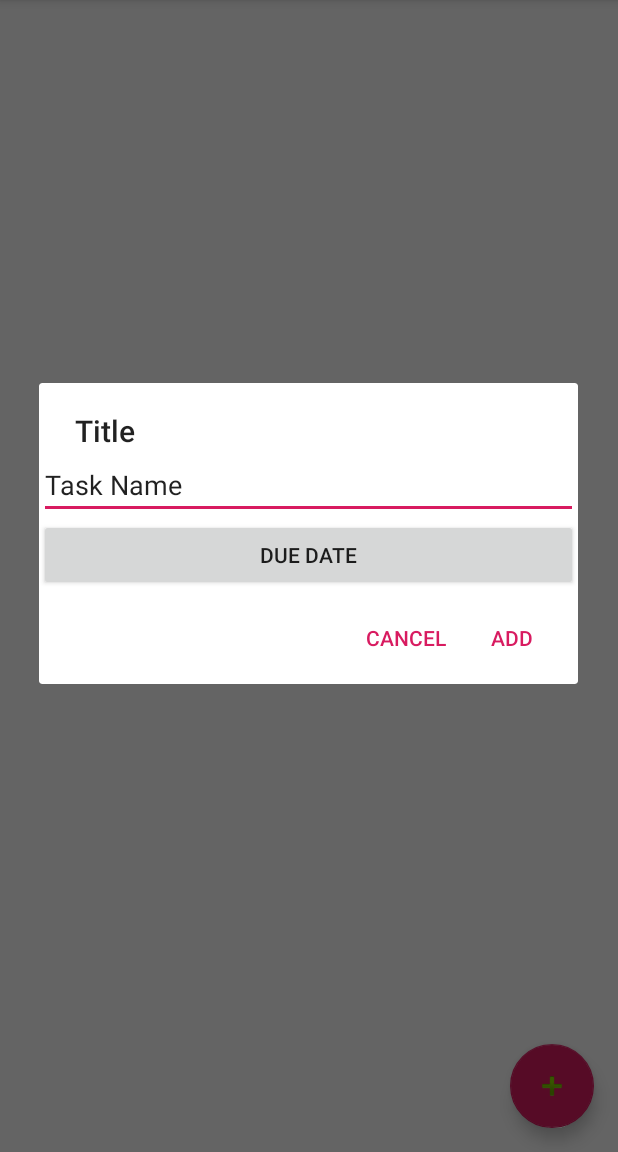
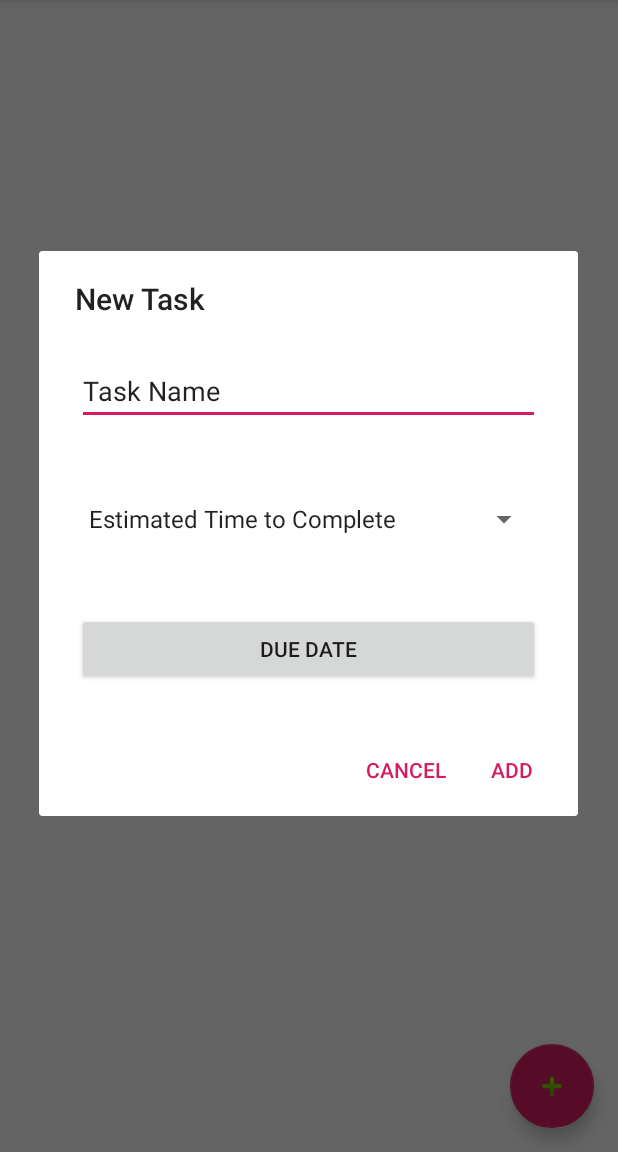
Before and after one commit to Gayatri924/Senior-Research, an Android app: the screen it shows after launch (MainActivity), after a tap on an icon or button, on a phone screen of 412 x 824 dp, the part 84-1236 px from its top. Run offline under Robolectric (Android 15) with nearby library versions, the phone set to English and light mode, and no system bars.

Commit message:
Fix the Spinner
TASK ADDING IS DONE!

```diff
--- a/app/src/main/java/com/gopavajhalagayatri/seniorresearch/MainActivity.java
+++ b/app/src/main/java/com/gopavajhalagayatri/seniorresearch/MainActivity.java
@@ -40,10 +40,9 @@ public class MainActivity extends AppCompatActivity {
     private static final String TAG = "DEBUG MESSAGES";
     ListView simpleList;
     ArrayList<String> taskList = new ArrayList<String>();
-    ArrayList<Boolean> state = new ArrayList<Boolean>();
-    ArrayList<String> timeRequired = new ArrayList<String>();
-    String[] times = {"5 min", "15 min", "30 min", "1 hour", "1 hour 30 min", "2+ hours"};
-    ArrayList<DateSelected> dueDates = new ArrayList<DateSelected>();
+    String[] times = {"Estimated Time to Complete", "5 min", "15 min", "30 min", "1 hour",
+            "1 hour 30 min", "2+ hours"};
+    ArrayList<Task> tasks = new ArrayList<Task>();
     View builderView = null;
 
     @Override
@@ -63,12 +62,12 @@ public class MainActivity extends AppCompatActivity {
                 // TODO Auto-generated method stub
                 ViewGroup temp = (ViewGroup)view;
                 TextView tv = (TextView) temp.getChildAt(0);
-                if(state.get(position)){
+                if(tasks.get(position).state){
                     tv.setPaintFlags(tv.getPaintFlags() & ~Paint.STRIKE_THRU_TEXT_FLAG);
-                    state.set(position, false);
+                    tasks.get(position).state = false;
                 }else{
                     tv.setPaintFlags(tv.getPaintFlags() | Paint.STRIKE_THRU_TEXT_FLAG);
-                    state.set(position, true);
+                    tasks.get(position).state = true;
                 }
             }
         });
@@ -82,10 +81,12 @@ public class MainActivity extends AppCompatActivity {
                 LayoutInflater inflater = getLayoutInflater();
                 final View dialoglayout = inflater.inflate(R.layout.add_task, null);
                 builder.setView(builderView = dialoglayout);
-                /*final Spinner spin = (Spinner)builderView.findViewById(R.id.task_time);
+                builder.setTitle("New Task");
+                final Spinner spin = (Spinner)builderView.findViewById(R.id.task_time);
                 ArrayAdapter<String> timesAdapter = new ArrayAdapter<String>(MainActivity.this, android.R.layout.simple_spinner_item, times);
                 timesAdapter.setDropDownViewResource(android.R.layout.simple_spinner_dropdown_item);
-                */
+                spin.setAdapter(timesAdapter);
+                spin.setSelection(0);
                 final Button date = (Button)builderView.findViewById(R.id.task_due_date);
                 date.setOnClickListener(new View.OnClickListener() {
                     @Override
@@ -96,8 +97,6 @@ public class MainActivity extends AppCompatActivity {
                                     @Override
                                     public void onDateSet(DatePicker view, int year, int monthOfYear, int dayOfMonth) {
                                         date.setText(dayOfMonth + "-" + (monthOfYear + 1) + "-" + year);
-                                        DateSelected temp = new DateSelected(dayOfMonth, monthOfYear, year);
-                                        dueDates.add(temp);
                                     }
                                 }, c.get(Calendar.YEAR),c.get(Calendar.MONTH),c.get(Calendar.DATE));
                         dpd.show();
@@ -109,11 +108,12 @@ public class MainActivity extends AppCompatActivity {
                         EditText a = (EditText)builderView.findViewById(R.id.task_name);
                         m_Text = a.getText().toString();
                         taskList.add(m_Text);
-                        state.add(false);
-                        //timeRequired.add(spin.getSelectedItem().toString());
+                        String[] temp = date.getText().toString().split("-");
+                        Task t = new Task(Integer.parseInt(temp[0]), Integer.parseInt(temp[1]),
+                                Integer.parseInt(temp[2]), m_Text, spin.getSelectedItem().toString());
                         arrayAdapter.notifyDataSetChanged();
-                        int temp = taskList.size() - 1;
-                        Log.i(TAG, taskList.get(temp) + " " + dueDates.get(temp));
+                        tasks.add(t);
+                        Log.i(TAG, t.toString());
                     }
                 });
                 builder.setNegativeButton("Cancel", new DialogInterface.OnClickListener() {
@@ -151,15 +151,21 @@ public class MainActivity extends AppCompatActivity {
 }
 
 
-class DateSelected {
+class Task {
     int day;
     int month;
     int year;
+    boolean state;
+    String name;
+    String time;
 
-    public DateSelected(int a, int b, int c){
+    public Task(int a, int b, int c, String d, String e){
         day = a;
         month = b;
         year = c;
+        name = d;
+        time = e;
+        state = false;
     }
 
     @Override
@@ -168,6 +174,9 @@ class DateSelected {
                 "day=" + day +
                 ", month=" + month +
                 ", year=" + year +
+                ", name=" + name +
+                ", time=" + time +
+                ", state=" + state +
                 '}';
     }
 }
--- a/app/src/main/res/layout/add_task.xml
+++ b/app/src/main/res/layout/add_task.xml
@@ -2,31 +2,42 @@
 <androidx.constraintlayout.widget.ConstraintLayout xmlns:android="http://schemas.android.com/apk/res/android"
     android:layout_width="match_parent"
     android:layout_height="match_parent"
-    xmlns:app="http://schemas.android.com/apk/res-auto"
-    android:weightSum="1.0">
+    xmlns:app="http://schemas.android.com/apk/res-auto">
 
     <EditText
         android:id="@+id/task_name"
-        android:layout_weight=".5"
         android:layout_width="match_parent"
         android:layout_height="wrap_content"
-        app:layout_constraintBottom_toTopOf="@id/task_due_date"
+        app:layout_constraintBottom_toTopOf="@id/task_time"
         app:layout_constraintLeft_toLeftOf="parent"
         app:layout_constraintRight_toRightOf="parent"
         app:layout_constraintTop_toTopOf="parent"
         android:text="Task Name"
-     ></EditText>
+        android:layout_margin="25dp"
+        ></EditText>
+
+    <Spinner
+        android:id = "@+id/task_time"
+        android:layout_width="match_parent"
+        android:layout_height="wrap_content"
+        android:text="How long will this take to complete?"
+        app:layout_constraintBottom_toTopOf="@id/task_due_date"
+        app:layout_constraintTop_toBottomOf="@id/task_name"
+        app:layout_constraintRight_toRightOf="parent"
+        app:layout_constraintLeft_toLeftOf="parent"
+        android:layout_margin="25dp"
+        ></Spinner>
 
     <Button
-        android:layout_weight=".5"
         android:layout_width="match_parent"
         android:layout_height="wrap_content"
         app:layout_constraintBottom_toBottomOf="parent"
-        app:layout_constraintTop_toBottomOf="@id/task_name"
+        app:layout_constraintTop_toBottomOf="@id/task_time"
         app:layout_constraintRight_toRightOf="parent"
         app:layout_constraintLeft_toLeftOf="parent"
         android:id="@+id/task_due_date"
         android:text="Due Date"
+        android:layout_margin="25dp"
         ></Button>
 
 </androidx.constraintlayout.widget.ConstraintLayout>
```
